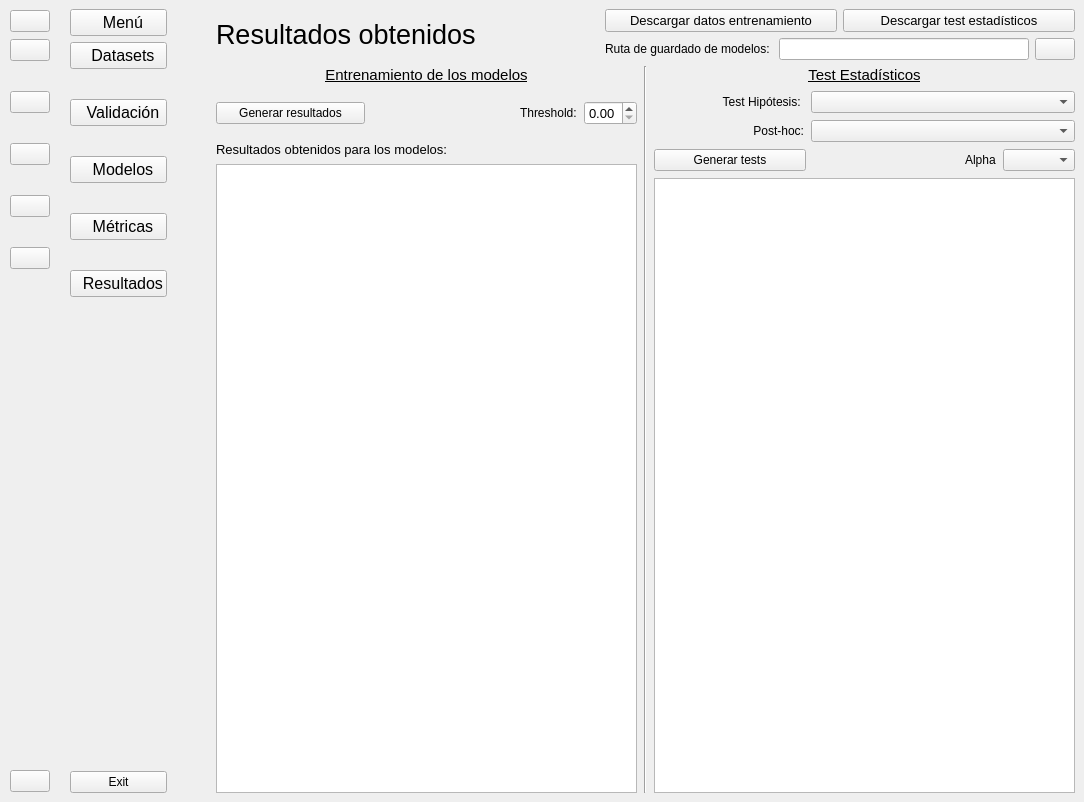
kdis-lab/dantis, file dantis_app/sidebar.ui: the form before one commit.
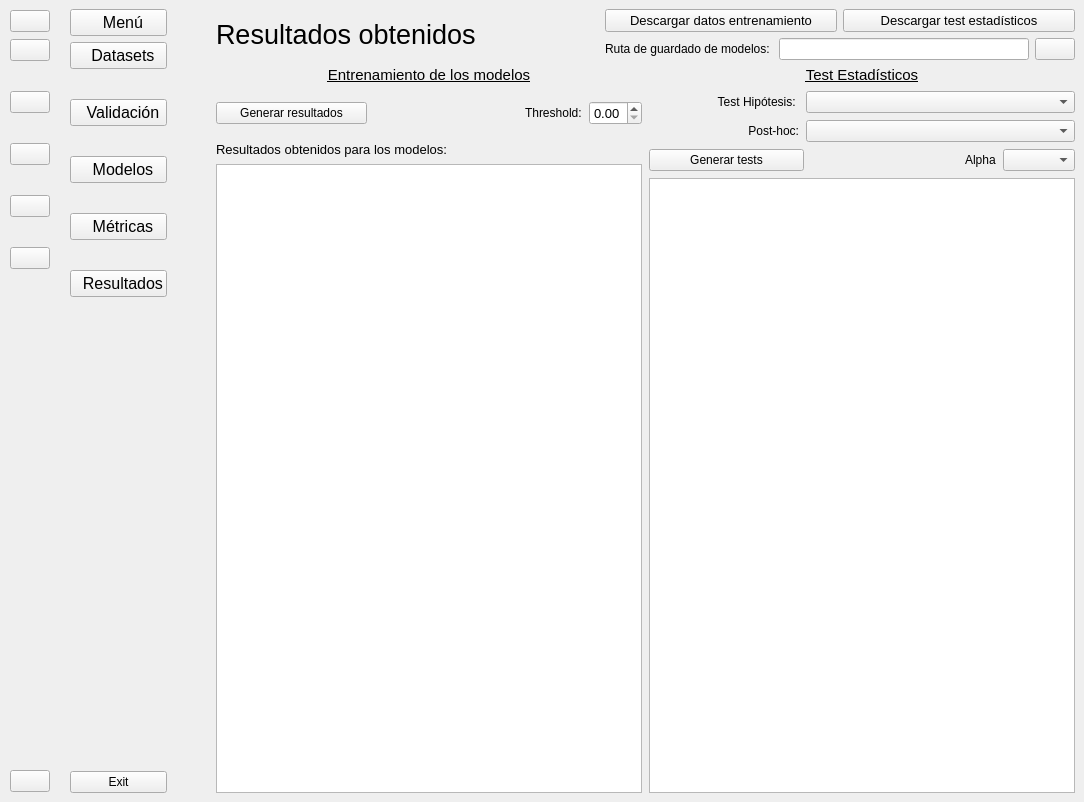
The form after the commit. The open tabs and pages were chosen to show the change. Icons and pictures are not drawn. Custom widgets are drawn as their Qt base class.

The edit to the form file:
```diff
--- a/dantis_app/sidebar.ui
+++ b/dantis_app/sidebar.ui
@@ -13,6 +13,24 @@
   <property name="windowTitle">
    <string>Librería DANTIS (Detection ANomalies in TIme Series)</string>
   </property>
+  <property name="toolButtonStyle">
+   <enum>Qt::ToolButtonIconOnly</enum>
+  </property>
+  <property name="animated">
+   <bool>true</bool>
+  </property>
+  <property name="tabShape">
+   <enum>QTabWidget::Rounded</enum>
+  </property>
+  <property name="dockNestingEnabled">
+   <bool>true</bool>
+  </property>
+  <property name="dockOptions">
+   <set>QMainWindow::AllowNestedDocks|QMainWindow::AnimatedDocks</set>
+  </property>
+  <property name="unifiedTitleAndToolBarOnMac">
+   <bool>true</bool>
+  </property>
   <widget class="QWidget" name="centralwidget">
    <layout class="QGridLayout" name="gridLayout">
     <property name="leftMargin">
@@ -1519,13 +1537,6 @@
                </item>
               </layout>
              </item>
-             <item>
-              <widget class="Line" name="line">
-               <property name="orientation">
-                <enum>Qt::Vertical</enum>
-               </property>
-              </widget>
-             </item>
              <item>
               <layout class="QVBoxLayout" name="verticalLayout_11">
                <item>
```
Left out of the diff: 12 changed lines with no effect on the pictures.
